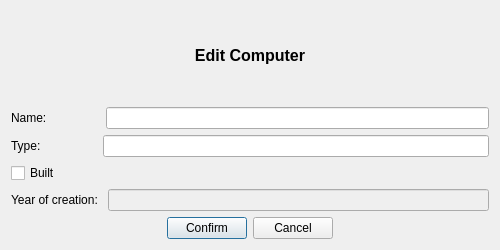
sabbisun/Vika3nytt, file Vika3nytt/dialogeditcom.ui: the form before one commit.
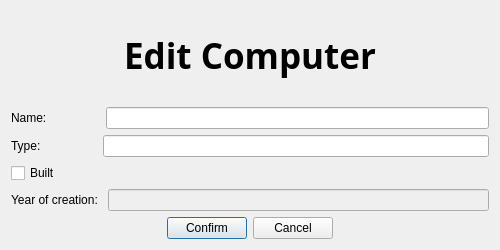
The form after the commit.

```diff
--- a/Vika3nytt/dialogeditcom.ui
+++ b/Vika3nytt/dialogeditcom.ui
@@ -16,8 +16,13 @@
   <layout class="QVBoxLayout" name="verticalLayout_2">
    <item>
     <widget class="QLabel" name="label_Dialogname">
+     <property name="font">
+      <font>
+       <family>Alien Encounters</family>
+      </font>
+     </property>
      <property name="text">
-      <string>&lt;html&gt;&lt;head/&gt;&lt;body&gt;&lt;p&gt;&lt;span style=&quot; font-size:12pt; font-weight:600;&quot;&gt;Edit Computer&lt;/span&gt;&lt;/p&gt;&lt;/body&gt;&lt;/html&gt;</string>
+      <string>&lt;html&gt;&lt;head/&gt;&lt;body&gt;&lt;p&gt;&lt;span style=&quot; font-size:26pt; font-weight:600;&quot;&gt;Edit Computer&lt;/span&gt;&lt;/p&gt;&lt;/body&gt;&lt;/html&gt;</string>
      </property>
      <property name="textFormat">
       <enum>Qt::RichText</enum>
```
